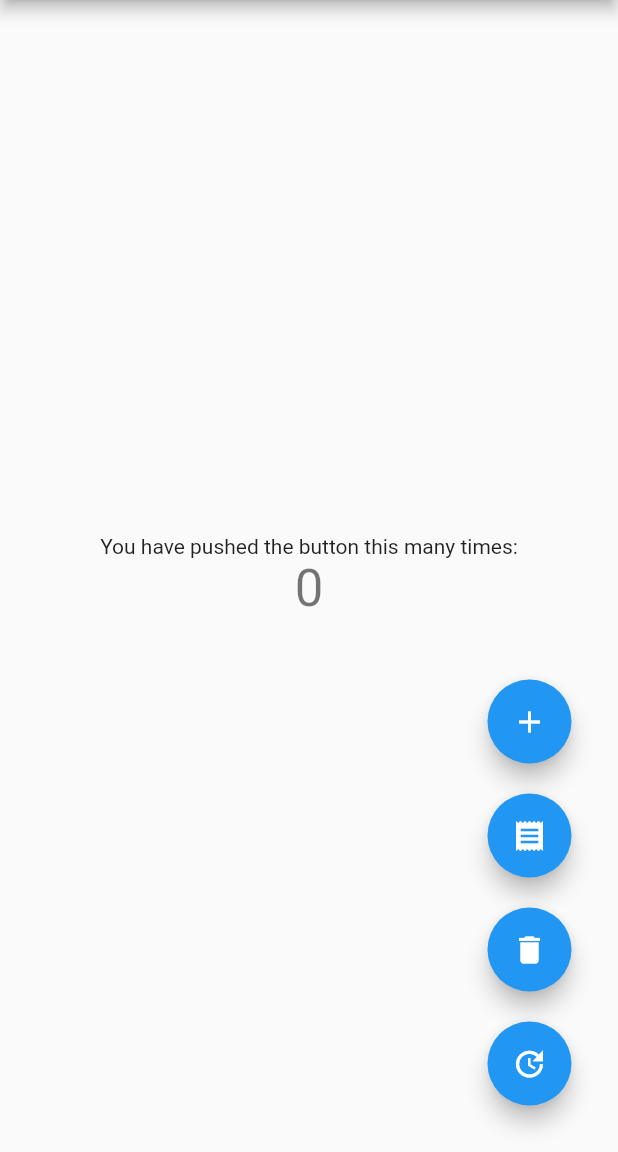
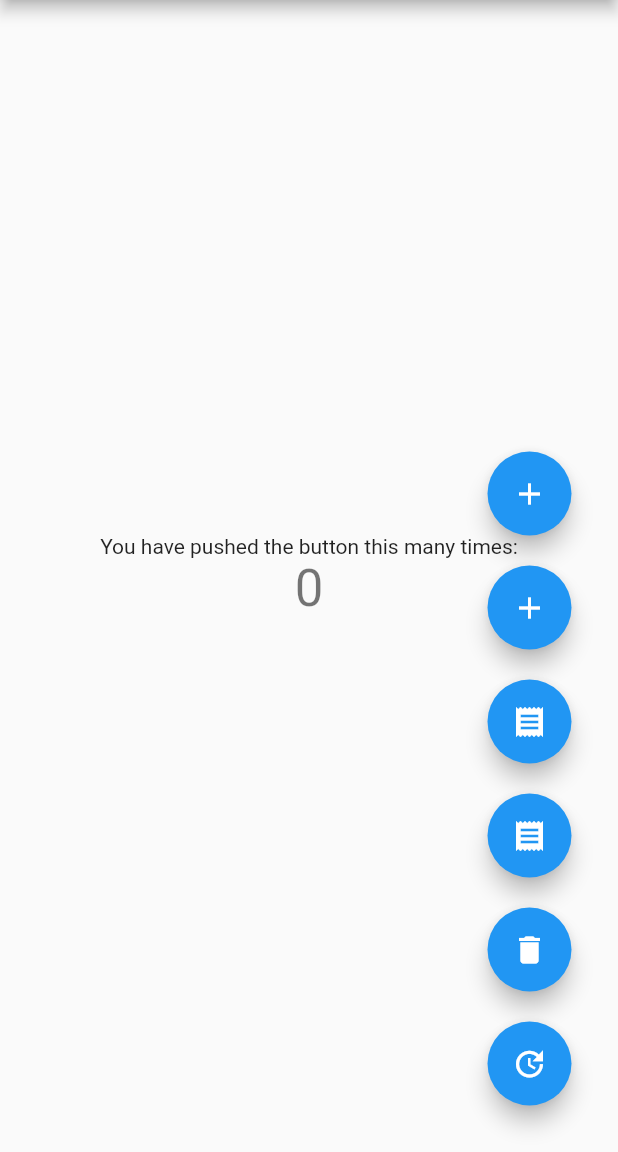
Before and after one commit to ezzat2019/sqf_lite_project, a Flutter app: the screen it shows after launch, after a tap on the "add" icon, on a phone screen of 412 x 824 dp, the part 84-1236 px from its top. Run offline on Flutter 3.47's test engine with Material 2 defaults, Android fonts, the phone set to English and light mode, and no system bars; our stand-ins replace sqflite; accounts and stored records are empty.

```diff
--- a/lib/data/db/dp_operation.dart
+++ b/lib/data/db/dp_operation.dart
@@ -2,7 +2,7 @@ import 'package:sqflite/sqflite.dart';
 
 abstract class DBOperation{
   Future<Database?> initDB();
-  readData(String  tableName);
+  readData(String tableName,String? where);
   updateData(String tableName,String newNote,int id);
   deleteData(String tableName,List ids);
   insertData(String tableName,Map<String,Object> data);
--- a/lib/data/db/sqf.dart
+++ b/lib/data/db/sqf.dart
@@ -18,12 +18,23 @@ class SQF implements DBOperation{
   @override
   Future<Database?> initDB() async{
    String dbPath= await getDatabasesPath();
-   String path=dbPath+"/notes_db.db";
+   String path=dbPath+"/notes_db2.db";
    Database database= await openDatabase(path,version: 1,onCreate: (db, version) async{
      await db.execute(
          '''
 
-         CREATE TABLE "Notes" ("id" INTEGER PRIMARY KEY, "note" TEXT)
+         CREATE TABLE "Notes" ("id" INTEGER PRIMARY KEY, "note" TEXT,
+         "fk_user" integer ,
+         foreign key ("fk_user") references "User" ("user_id")
+         )
+
+         ''');
+     await db.execute(
+         '''
+
+         CREATE TABLE "User" ("user_id" INTEGER PRIMARY KEY, "name" TEXT,
+         "age" integer not null
+         )
 
          ''');
     print("data base created");
@@ -41,9 +52,9 @@ class SQF implements DBOperation{
   }
 
   @override
-  readData(String tableName) async{
+  readData(String tableName,String? where) async{
     var myDB=await db;
-    var res= await myDB!.query(tableName);
+    var res= await myDB!.query(tableName,where:where );
     return res;
   }
 
@@ -55,7 +66,7 @@ class SQF implements DBOperation{
   }
 
   @override
-  insertData(String tableName,Map<String,Object> data) async{
+  insertData(String tableName,Map<String,Object?> data) async{
     var myDB=await db;
     var res= await myDB!.insert(tableName,data);
     return res;
--- a/lib/main.dart
+++ b/lib/main.dart
@@ -64,21 +64,30 @@ class _MyHomePageState extends State<MyHomePage> {
       _counter++;
     });
   }
-  void insetNote(String note)async{
+  void insetNote(String note,int? fk_user)async{
 
    var res= await sqf.insertData("notes",{
-     "note":note
-   });
+     "note":note,
+     "fk_user":fk_user
+   });}
+   void insetUser(String name,int age)async{
 
-   print(res>0?"success added new note ":"fail insert");
+     var res= await sqf.insertData("User",{
+       "name":name,
+       "age":age,
+     });
+   print(res>0?"success added new user ":"fail insert");
    print("insert raw num $res");
   }
-  void getNotes()async{
+  void getNotes(int userId)async{
 
-    var res= await sqf.readData("Notes");
-
+    var res= await sqf.readData("Notes","fk_user=$userId");
     print(res.toString());
 
+  }
+  void getUsers()async{
+    var res= await sqf.readData("User",null);
+    print(res.toString());
   }
   @override
   Widget build(BuildContext context) {
@@ -132,15 +141,34 @@ class _MyHomePageState extends State<MyHomePage> {
           children: [
             FloatingActionButton(
               onPressed: () {
-insetNote("ezzat ${Random().nextInt(10)}");
+                insetUser("ezzat mohamed",Random().nextInt(100));
               },
               tooltip: 'add',
               child: const Icon(Icons.add),
             ),
             SizedBox(height: 20,),
+
             FloatingActionButton(
               onPressed: () {
-getNotes();
+
+insetNote("note num ${Random().nextInt(10)}",1);
+              },
+              tooltip: 'add',
+              child: const Icon(Icons.add),
+            ),
+
+            SizedBox(height: 20,),
+            FloatingActionButton(
+              onPressed: () {
+                getUsers();
+              },
+              tooltip: 'read',
+              child: const Icon(Icons.receipt),
+            ),
+            SizedBox(height: 20,),
+            FloatingActionButton(
+              onPressed: () {
+getNotes(1);
               },
               tooltip: 'read',
               child: const Icon(Icons.receipt),
```
